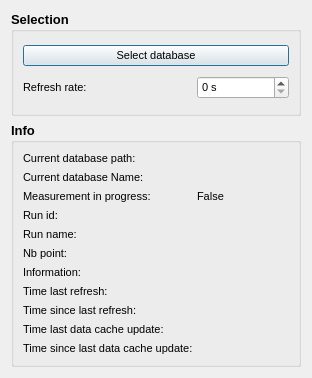
First picture: the form in pyplotter/ui/dialogLiveplot.ui, repository pyplotter/pyplotter, before the edit.
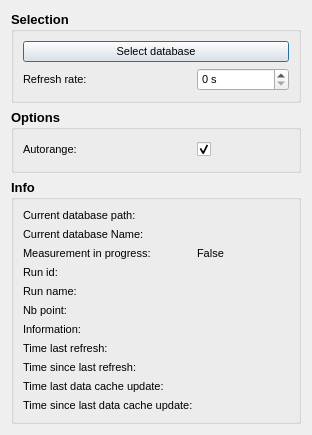
Second picture: the form after the edit.

Commit message: Add autorange option for liveplot

Diff of the .ui file:
```diff
--- a/pyplotter/ui/dialogLiveplot.ui
+++ b/pyplotter/ui/dialogLiveplot.ui
@@ -7,7 +7,7 @@
     <x>0</x>
     <y>0</y>
     <width>310</width>
-    <height>378</height>
+    <height>435</height>
    </rect>
   </property>
   <property name="windowTitle">
@@ -118,6 +118,59 @@
        </layout>
       </widget>
      </item>
+     <item>
+      <widget class="QGroupBox" name="groupBoxOptions">
+       <property name="font">
+        <font>
+         <pointsize>10</pointsize>
+         <weight>75</weight>
+         <bold>true</bold>
+        </font>
+       </property>
+       <property name="title">
+        <string>Options</string>
+       </property>
+       <layout class="QVBoxLayout" name="verticalLayout_9">
+        <item>
+         <layout class="QHBoxLayout" name="horizontalLayout_2">
+          <item>
+           <widget class="QLabel" name="labelLivePlotAutorange">
+            <property name="minimumSize">
+             <size>
+              <width>168</width>
+              <height>0</height>
+             </size>
+            </property>
+            <property name="font">
+             <font>
+              <pointsize>8</pointsize>
+              <weight>50</weight>
+              <bold>false</bold>
+             </font>
+            </property>
+            <property name="toolTip">
+             <string>If put to 0s, stop the liveploting</string>
+            </property>
+            <property name="text">
+             <string>Autorange:</string>
+            </property>
+           </widget>
+          </item>
+          <item>
+           <widget class="QCheckBox" name="checkBoxLiveplotAutorange">
+            <property name="text">
+             <string/>
+            </property>
+            <property name="checked">
+             <bool>true</bool>
+            </property>
+           </widget>
+          </item>
+         </layout>
+        </item>
+       </layout>
+      </widget>
+     </item>
      <item>
       <widget class="QGroupBox" name="groupBoxInfo">
        <property name="minimumSize">
```
The commit also changes 6 other files.
